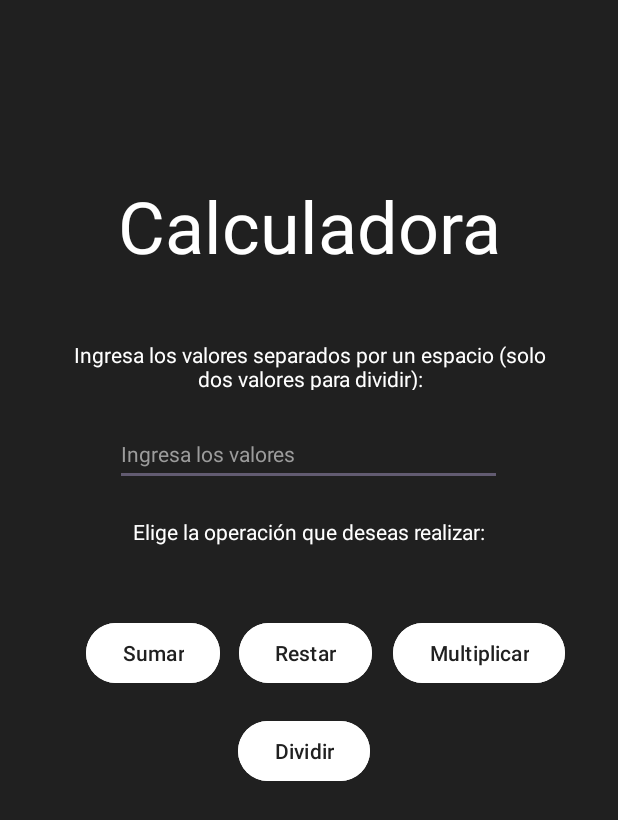
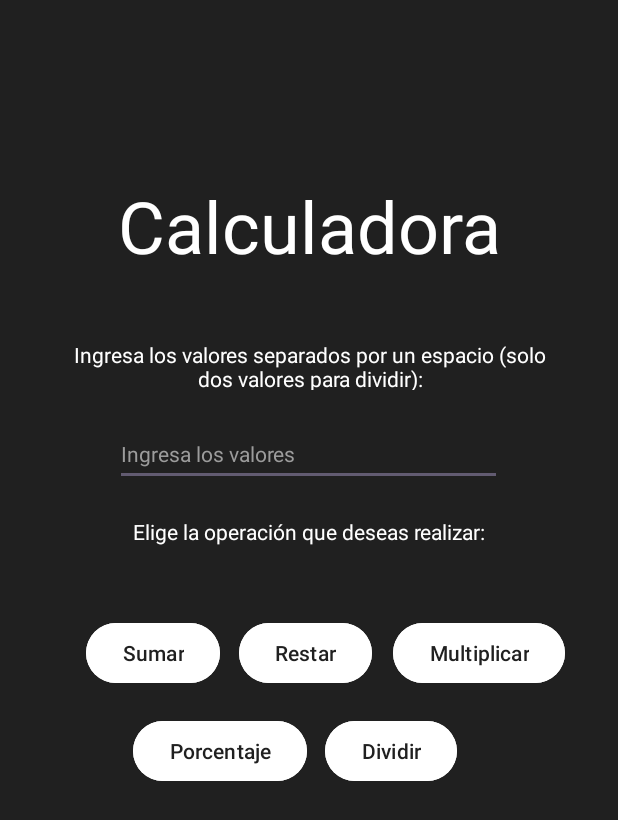
Before and after one commit to baldurt1992/Android, an Android app: the screen it shows after launch (MainActivity), on a phone screen of 412 x 824 dp. Shown: the top 820 px of the screen. Run offline under Robolectric (Android 15) with nearby library versions, the phone set to English and light mode, and no system bars.

Commit message:
added percent

```diff
--- a/app/src/main/java/com/example/calculator/MainActivity.java
+++ b/app/src/main/java/com/example/calculator/MainActivity.java
@@ -14,7 +14,7 @@ import java.text.NumberFormat;
 public class MainActivity extends AppCompatActivity {
     EditText value1, value2;
     TextView result;
-    Button sum, res, multi, div;
+    Button sum, res, multi, div, percent;
 
     @Override
     protected void onCreate(Bundle savedInstanceState) {
@@ -26,6 +26,7 @@ public class MainActivity extends AppCompatActivity {
         res = findViewById(R.id.res);
         multi = findViewById(R.id.multi);
         div = findViewById(R.id.div);
+        percent = findViewById(R.id.porcentaje);
         value1 = findViewById(R.id.valor1);
         result = findViewById(R.id.result);
 
@@ -36,6 +37,8 @@ public class MainActivity extends AppCompatActivity {
         multi.setOnClickListener(v -> operaciones("3"));
 
         div.setOnClickListener(v -> operaciones("4"));
+
+        percent.setOnClickListener(v -> operaciones("5"));
 
         }
     private void operaciones(String operador) {
@@ -62,12 +65,23 @@ public class MainActivity extends AppCompatActivity {
                 break;
             case "4":
                 if (numeros.length > 1) {
-                    resultado = calculadora.dividir(numeros);
+                    if (numeros[1] != 0) {
+                        resultado = calculadora.dividir(numeros);
+                    } else {
+                        result.setText("Error: No se puede dividir por cero");
+                        return;
+                    }
                 } else {
                     result.setText("Error: Se requieren al menos dos números para la división");
                     return;
                 }
                 break;
+            case "5":
+                if (numeros.length != 2) {
+                    new ArithmeticException("Deben haber dos números exactos");
+                } else {
+                    resultado = calculadora.porcentaje(numeros);
+                }
         }
         NumberFormat resultadoExacto = NumberFormat.getInstance();
         String resultadoFormateado = resultadoExacto.format(resultado);
--- a/app/src/main/res/layout/activity_main.xml
+++ b/app/src/main/res/layout/activity_main.xml
@@ -12,6 +12,7 @@
         android:id="@+id/result"
         android:layout_width="wrap_content"
         android:layout_height="wrap_content"
+        android:textAlignment="center"
         android:textColor="@color/white"
         android:textSize="48sp"
         app:layout_constraintBottom_toBottomOf="parent"
@@ -19,7 +20,7 @@
         app:layout_constraintHorizontal_bias="0.498"
         app:layout_constraintStart_toStartOf="parent"
         app:layout_constraintTop_toTopOf="parent"
-        app:layout_constraintVertical_bias="0.741" />
+        app:layout_constraintVertical_bias="0.875" />
 
     <TextView
         android:id="@+id/textView"
@@ -128,6 +129,20 @@
         app:layout_constraintVertical_bias="0.53" />
 
     <Button
+        android:id="@+id/porcentaje"
+        android:layout_width="wrap_content"
+        android:layout_height="wrap_content"
+        android:backgroundTint="@color/white"
+        android:text="@string/porcentaje"
+        android:textColor="@color/black"
+        app:layout_constraintBottom_toBottomOf="parent"
+        app:layout_constraintEnd_toEndOf="parent"
+        app:layout_constraintHorizontal_bias="0.299"
+        app:layout_constraintStart_toStartOf="parent"
+        app:layout_constraintTop_toTopOf="parent"
+        app:layout_constraintVertical_bias="0.614" />
+
+    <Button
         android:id="@+id/div"
         android:layout_width="wrap_content"
         android:layout_height="wrap_content"
@@ -137,7 +152,7 @@
         android:textColor="@color/black"
         app:layout_constraintBottom_toBottomOf="parent"
         app:layout_constraintEnd_toEndOf="parent"
-        app:layout_constraintHorizontal_bias="0.489"
+        app:layout_constraintHorizontal_bias="0.668"
         app:layout_constraintStart_toStartOf="parent"
         app:layout_constraintTop_toTopOf="parent"
         app:layout_constraintVertical_bias="0.614" />
--- a/app/src/main/res/values/strings.xml
+++ b/app/src/main/res/values/strings.xml
@@ -4,6 +4,7 @@
     <string name="restar">Restar</string>
     <string name="multiplicar">Multiplicar</string>
     <string name="dividir">Dividir</string>
+    <string name="porcentaje">Porcentaje</string>
     <string name="valor1">Ingresa los valores</string>
     <string name="title">Calculadora</string>
     <string name="valores">Ingresa los valores separados por un espacio (solo dos valores para dividir):</string>
```
Also changed, not shown: app/src/main/java/com/example/calculator/Calculadora.java (+10 -0 lines).
